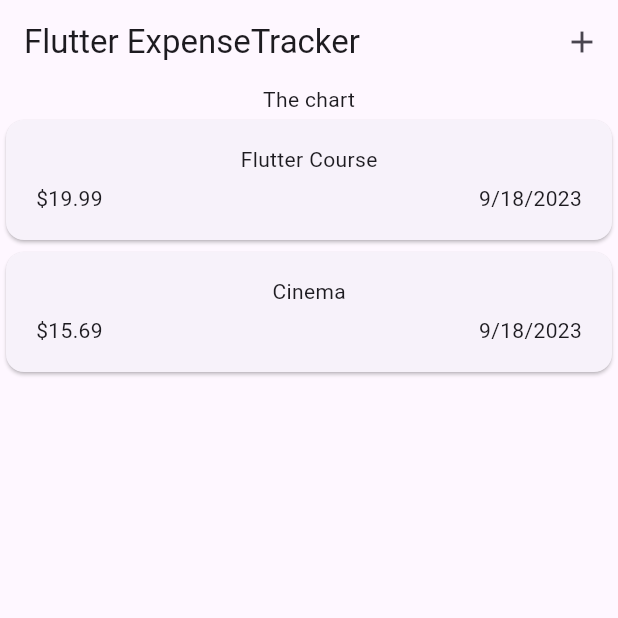
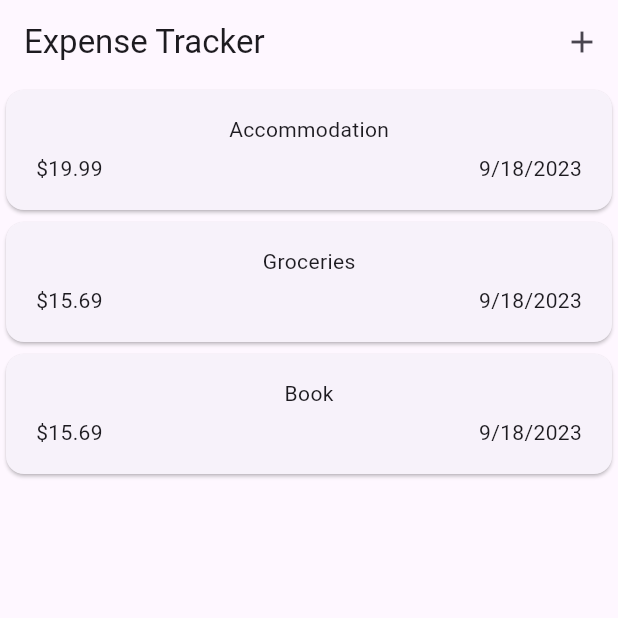
Before and after one commit to tundeloper/expense_tracker_dart, a Flutter app: the screen it shows after launch, on a phone screen of 412 x 824 dp, the top half of it. Run offline on Flutter 3.47's test engine with Material 2 defaults, Android fonts, the phone set to English and light mode, and no system bars.

Commit message:
save expense

```diff
--- a/lib/expenses.dart
+++ b/lib/expenses.dart
@@ -16,13 +16,19 @@ class Expenses extends StatefulWidget {
 class _ExpensesState extends State<Expenses> {
   final List<Expense> _registeredExpenses = [
     Expense(
-      title: 'Flutter Course',
+      title: 'Accommodation',
       amount: 19.99,
       date: DateTime.now(),
       category: Category.work.toString(),
     ),
     Expense(
-      title: 'Cinema',
+      title: 'Groceries',
+      amount: 15.69,
+      date: DateTime.now(),
+      category: Category.leisure.toString(),
+    ),
+    Expense(
+      title: 'Book',
       amount: 15.69,
       date: DateTime.now(),
       category: Category.leisure.toString(),
@@ -45,7 +51,7 @@ class _ExpensesState extends State<Expenses> {
   Widget build(BuildContext context) {
     return Scaffold(
       appBar: AppBar(
-        title: const Text('Flutter ExpenseTracker'),
+        title: const Text('Expense Tracker'),
         actions: [
           IconButton(
             onPressed: _openAddExpenseOverlay,
@@ -55,7 +61,7 @@ class _ExpensesState extends State<Expenses> {
       ),
       body: Column(
         children: [
-          const Text('The chart'),
+          // const Text('The chart'),
           Expanded(
             child: ExpensesList(expenses: _registeredExpenses),
           ),
--- a/lib/expenses_list.dart
+++ b/lib/expenses_list.dart
@@ -9,6 +9,8 @@ class ExpensesList extends StatelessWidget {
 
   @override
   Widget build(BuildContext context) {
-    return ListView.builder(itemCount: expenses.length, itemBuilder: (ctx, index) => ExpenseItem(expenses[index]));
+    return ListView.builder(
+        itemCount: expenses.length,
+        itemBuilder: (ctx, index) => ExpenseItem(expenses[index]));
   }
 }
```
